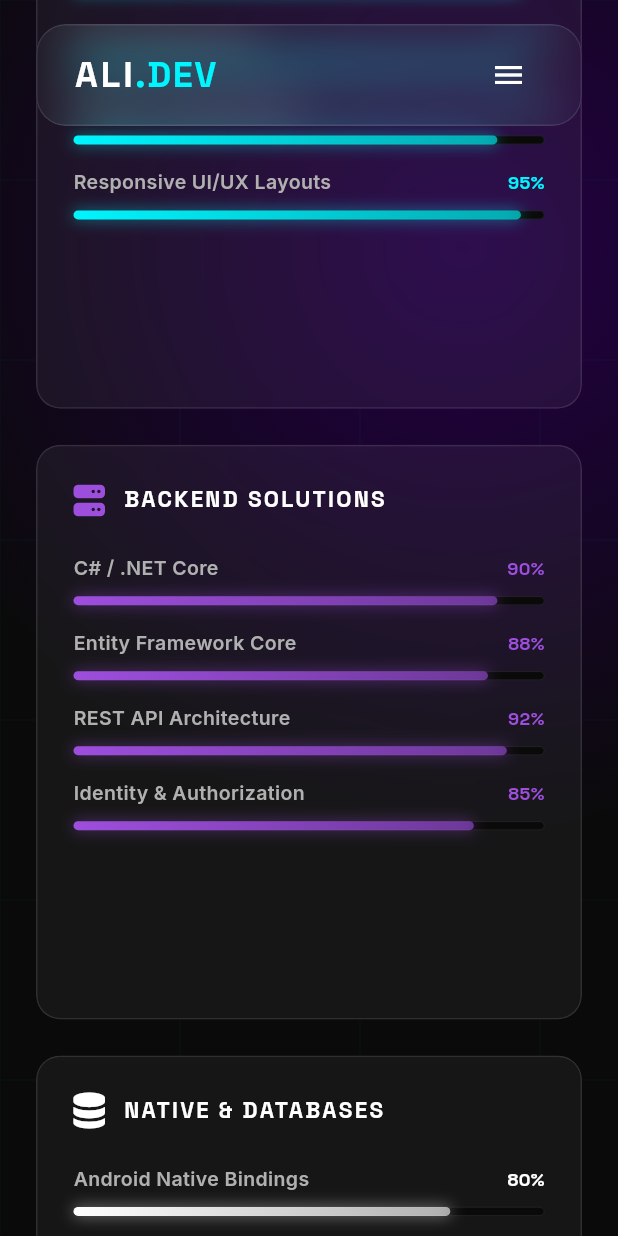
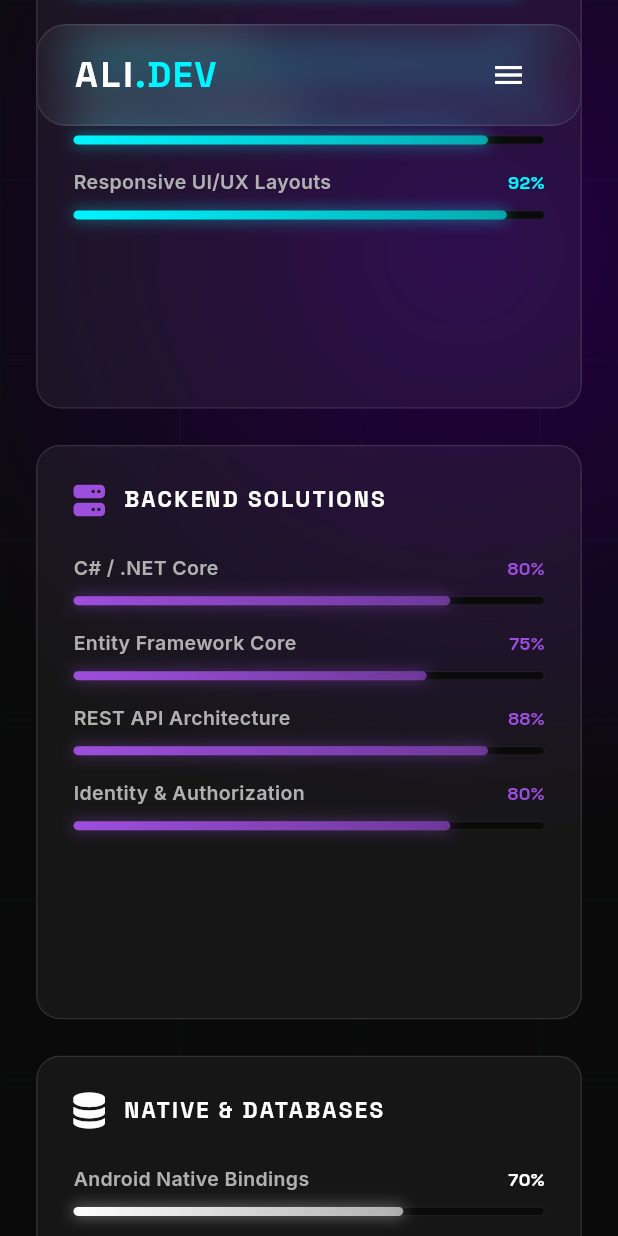
Before and after one commit to Ali-123-c/Portfolio, a Flutter app: the screen it shows after launch, scrolled down 2880 dp, on a phone screen of 412 x 824 dp. Run offline on Flutter 3.47's test engine with Material 3 defaults, Android fonts, the phone set to English and light mode, and no system bars; drawn by our look-alikes of flutter_animate; our stand-ins replace flutter_riverpod, font_awesome_flutter, go_router, google_fonts.

Commit message:
Polish portfolio: wire social links, resume download, update metrics & skills with real data

```diff
--- a/lib/features/portfolio/screens/portfolio_screen.dart
+++ b/lib/features/portfolio/screens/portfolio_screen.dart
@@ -2,6 +2,7 @@ import 'package:flutter/material.dart';
 import 'package:flutter_riverpod/flutter_riverpod.dart';
 import 'package:font_awesome_flutter/font_awesome_flutter.dart';
 import 'package:google_fonts/google_fonts.dart';
+import 'package:url_launcher/url_launcher.dart';
 
 import '../../../core/theme/colors.dart';
 import '../../../core/widgets/glass_card.dart';
@@ -46,6 +47,13 @@ class _PortfolioScreenState extends ConsumerState<PortfolioScreen> {
     _scrollController.removeListener(_onScroll);
     _scrollController.dispose();
     super.dispose();
+  }
+
+  Future<void> _launchURL(String urlString) async {
+    final Uri url = Uri.parse(urlString);
+    if (await canLaunchUrl(url)) {
+      await launchUrl(url, mode: LaunchMode.externalApplication);
+    }
   }
 
   // Scroll tracking algorithm to highlight the correct navbar button
@@ -122,7 +130,11 @@ class _PortfolioScreenState extends ConsumerState<PortfolioScreen> {
             child: Column(
               children: [
                 // Sections with keys for routing target offsets
-                HeroSection(key: _sectionKeys['home'], onExploreProjects: () => _scrollToSection('projects')),
+                HeroSection(
+                  key: _sectionKeys['home'],
+                  onExploreProjects: () => _scrollToSection('projects'),
+                  onResumePressed: () => _launchURL('/assets/documents/Resume.pdf'),
+                ),
                 AboutSection(key: _sectionKeys['about']),
                 SkillsSection(key: _sectionKeys['skills']),
                 ProjectsSection(key: _sectionKeys['projects']),
@@ -370,19 +382,14 @@ class _PortfolioScreenState extends ConsumerState<PortfolioScreen> {
             Row(
               mainAxisAlignment: MainAxisAlignment.center,
               children: [
-                IconButton(
+    IconButton(
                   icon: const FaIcon(FontAwesomeIcons.github, color: AppColors.textSecondary, size: 20),
-                  onPressed: () {},
+                  onPressed: () => _launchURL('https://github.com/Ali-123-c'),
                 ),
                 const SizedBox(width: 16),
                 IconButton(
                   icon: const FaIcon(FontAwesomeIcons.linkedinIn, color: AppColors.textSecondary, size: 20),
-                  onPressed: () {},
-                ),
-                const SizedBox(width: 16),
-                IconButton(
-                  icon: const FaIcon(FontAwesomeIcons.twitter, color: AppColors.textSecondary, size: 20),
-                  onPressed: () {},
+                  onPressed: () => _launchURL('https://www.linkedin.com/in/ali-haider-2172823a7'),
                 ),
               ],
             ),
--- a/lib/features/portfolio/sections/about_section.dart
+++ b/lib/features/portfolio/sections/about_section.dart
@@ -205,7 +205,7 @@ class AboutSection extends StatelessWidget {
       physics: const NeverScrollableScrollPhysics(),
       children: [
         _buildMetricCard('1+', 'Years Experience', AppColors.cyanAccent),
-        _buildMetricCard('7+', 'Completed Apps', AppColors.purpleAccent),
+        _buildMetricCard('10+', 'Completed Apps', AppColors.purpleAccent),
         _buildMetricCard('10+', 'REST APIs Designed', Colors.white),
         _buildMetricCard('100%', 'Production Success', AppColors.cyanAccent),
       ],
--- a/lib/features/portfolio/sections/hero_section.dart
+++ b/lib/features/portfolio/sections/hero_section.dart
@@ -8,10 +8,12 @@ import '../../../core/widgets/glow_button.dart';
 
 class HeroSection extends StatelessWidget {
   final VoidCallback onExploreProjects;
+  final VoidCallback onResumePressed;
 
   const HeroSection({
     super.key,
     required this.onExploreProjects,
+    required this.onResumePressed,
   });
 
   @override
@@ -160,9 +162,7 @@ class HeroSection extends StatelessWidget {
               text: 'Resume',
               icon: FontAwesomeIcons.download,
               isSecondary: true,
-              onPressed: () {
-                // Future implementation for file downloads or external URLs
-              },
+              onPressed: onResumePressed,
             ),
           ],
         ).animate().fadeIn(delay: 800.ms, duration: 600.ms).slideY(begin: 0.2, end: 0, curve: Curves.easeOutBack),
--- a/lib/features/portfolio/sections/skills_section.dart
+++ b/lib/features/portfolio/sections/skills_section.dart
@@ -47,8 +47,8 @@ class SkillsSection extends StatelessWidget {
                       [
                         const _SkillInfo('Flutter Framework', 0.95),
                         const _SkillInfo('Dart Programming', 0.95),
-                        const _SkillInfo('Reactive Programming', 0.90),
-                        const _SkillInfo('Responsive UI/UX Layouts', 0.95),
+                        const _SkillInfo('Reactive Programming', 0.88),
+                        const _SkillInfo('Responsive UI/UX Layouts', 0.92),
                       ],
                     ),
                     _buildSkillCategoryCard(
@@ -56,10 +56,10 @@ class SkillsSection extends StatelessWidget {
                       FontAwesomeIcons.server,
                       AppColors.purpleAccent,
                       [
-                        const _SkillInfo('C# / .NET Core', 0.90),
-                        const _SkillInfo('Entity Framework Core', 0.88),
-                        const _SkillInfo('REST API Architecture', 0.92),
-                        const _SkillInfo('Identity & Authorization', 0.85),
+                        const _SkillInfo('C# / .NET Core', 0.80),
+                        const _SkillInfo('Entity Framework Core', 0.75),
+                        const _SkillInfo('REST API Architecture', 0.88),
+                        const _SkillInfo('Identity & Authorization', 0.80),
                       ],
                     ),
                     _buildSkillCategoryCard(
@@ -67,10 +67,10 @@ class SkillsSection extends StatelessWidget {
                       FontAwesomeIcons.database,
                       Colors.white,
                       [
-                        const _SkillInfo('Android Native Bindings', 0.80),
-                        const _SkillInfo('SQL Server / SQLite', 0.85),
+                        const _SkillInfo('Android Native Bindings', 0.70),
+                        const _SkillInfo('SQL Server / SQLite', 0.78),
                         const _SkillInfo('State (Riverpod / Bloc)', 0.92),
-                        const _SkillInfo('Firebase Integration', 0.88),
+                        const _SkillInfo('Firebase Integration', 0.85),
                       ],
                     ),
                   ],
```
Also changed, not shown: 1 other file.
